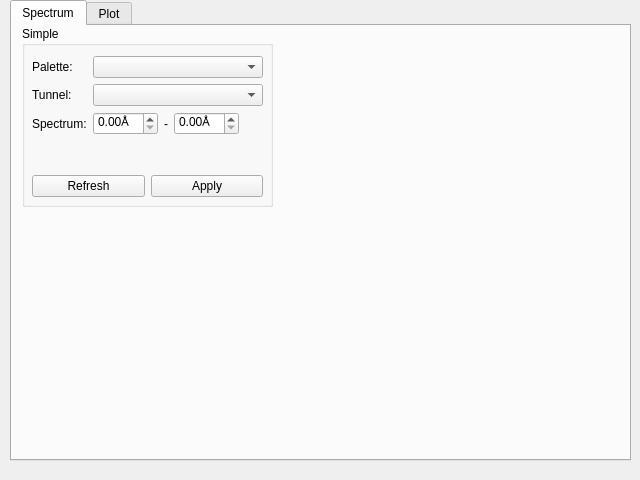
Before: the Qt Designer form Caver4/ui/caver_analysis.ui in YaoYinYing/caver-pymol-plugin, drawn with Qt 5.
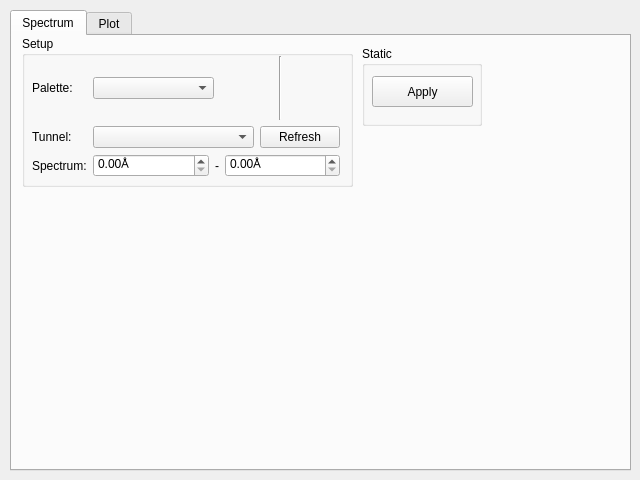
After: the same form once the commit is applied.

Diff of the .ui file:
```diff
--- a/Caver4/ui/caver_analysis.ui
+++ b/Caver4/ui/caver_analysis.ui
@@ -17,7 +17,7 @@
    <property name="geometry">
     <rect>
      <x>10</x>
-     <y>0</y>
+     <y>10</y>
      <width>621</width>
      <height>461</height>
     </rect>
@@ -34,43 +34,40 @@
       <rect>
        <x>10</x>
        <y>0</y>
-       <width>251</width>
-       <height>181</height>
+       <width>331</width>
+       <height>151</height>
       </rect>
      </property>
      <property name="title">
-      <string>Simple</string>
+      <string>Setup</string>
      </property>
-     <widget class="QWidget" name="">
+     <widget class="QWidget" name="gridLayoutWidget">
       <property name="geometry">
        <rect>
         <x>10</x>
-        <y>30</y>
-        <width>231</width>
-        <height>141</height>
+        <y>20</y>
+        <width>308</width>
+        <height>121</height>
        </rect>
       </property>
-      <layout class="QVBoxLayout" name="verticalLayout">
-       <item>
-        <layout class="QFormLayout" name="formLayout">
-         <property name="fieldGrowthPolicy">
-          <enum>QFormLayout::ExpandingFieldsGrow</enum>
-         </property>
-         <item row="0" column="0">
-          <widget class="QLabel" name="label_3">
+      <layout class="QGridLayout" name="gridLayout">
+       <item row="2" column="1">
+        <layout class="QHBoxLayout" name="horizontalLayout">
+         <item>
+          <widget class="QDoubleSpinBox" name="doubleSpinBox_min">
            <property name="sizePolicy">
-            <sizepolicy hsizetype="Maximum" vsizetype="Preferred">
+            <sizepolicy hsizetype="Preferred" vsizetype="Fixed">
              <horstretch>0</horstretch>
              <verstretch>0</verstretch>
             </sizepolicy>
            </property>
-           <property name="text">
-            <string>Palette:</string>
+           <property name="suffix">
+            <string>Å</string>
            </property>
           </widget>
          </item>
-         <item row="1" column="0">
-          <widget class="QLabel" name="label_4">
+         <item>
+          <widget class="QLabel" name="label">
            <property name="sizePolicy">
             <sizepolicy hsizetype="Maximum" vsizetype="Preferred">
              <horstretch>0</horstretch>
@@ -78,95 +75,107 @@
             </sizepolicy>
            </property>
            <property name="text">
-            <string>Tunnel:</string>
+            <string>-</string>
            </property>
           </widget>
          </item>
-         <item row="1" column="1">
-          <widget class="QComboBox" name="comboBox_tunnel">
+         <item>
+          <widget class="QDoubleSpinBox" name="doubleSpinBox_max">
            <property name="sizePolicy">
-            <sizepolicy hsizetype="MinimumExpanding" vsizetype="Fixed">
+            <sizepolicy hsizetype="Preferred" vsizetype="Fixed">
              <horstretch>0</horstretch>
              <verstretch>0</verstretch>
             </sizepolicy>
            </property>
-          </widget>
-         </item>
-         <item row="2" column="0">
-          <widget class="QLabel" name="label_2">
-           <property name="text">
-            <string>Spectrum:</string>
-           </property>
-          </widget>
-         </item>
-         <item row="2" column="1">
-          <layout class="QHBoxLayout" name="horizontalLayout">
-           <item>
-            <widget class="QDoubleSpinBox" name="doubleSpinBox_min">
-             <property name="sizePolicy">
-              <sizepolicy hsizetype="Preferred" vsizetype="Fixed">
-               <horstretch>0</horstretch>
-               <verstretch>0</verstretch>
-              </sizepolicy>
-             </property>
-             <property name="suffix">
-              <string>Å</string>
-             </property>
-            </widget>
-           </item>
-           <item>
-            <widget class="QLabel" name="label">
-             <property name="sizePolicy">
-              <sizepolicy hsizetype="Maximum" vsizetype="Preferred">
-               <horstretch>0</horstretch>
-               <verstretch>0</verstretch>
-              </sizepolicy>
-             </property>
-             <property name="text">
-              <string>-</string>
-             </property>
-            </widget>
-           </item>
-           <item>
-            <widget class="QDoubleSpinBox" name="doubleSpinBox_max">
-             <property name="sizePolicy">
-              <sizepolicy hsizetype="Preferred" vsizetype="Fixed">
-               <horstretch>0</horstretch>
-               <verstretch>0</verstretch>
-              </sizepolicy>
-             </property>
-             <property name="suffix">
-              <string>Å</string>
-             </property>
-            </widget>
-           </item>
-          </layout>
-         </item>
-         <item row="0" column="1">
-          <widget class="QComboBox" name="comboBox_spectrumPalette">
-           <property name="sizePolicy">
-            <sizepolicy hsizetype="MinimumExpanding" vsizetype="Fixed">
-             <horstretch>0</horstretch>
-             <verstretch>0</verstretch>
-            </sizepolicy>
+           <property name="suffix">
+            <string>Å</string>
            </property>
           </widget>
          </item>
         </layout>
        </item>
-       <item>
+       <item row="0" column="0">
+        <widget class="QLabel" name="label_3">
+         <property name="sizePolicy">
+          <sizepolicy hsizetype="Maximum" vsizetype="Preferred">
+           <horstretch>0</horstretch>
+           <verstretch>0</verstretch>
+          </sizepolicy>
+         </property>
+         <property name="text">
+          <string>Palette:</string>
+         </property>
+        </widget>
+       </item>
+       <item row="2" column="0">
+        <widget class="QLabel" name="label_2">
+         <property name="text">
+          <string>Spectrum:</string>
+         </property>
+        </widget>
+       </item>
+       <item row="1" column="0">
+        <widget class="QLabel" name="label_4">
+         <property name="sizePolicy">
+          <sizepolicy hsizetype="Maximum" vsizetype="Preferred">
+           <horstretch>0</horstretch>
+           <verstretch>0</verstretch>
+          </sizepolicy>
+         </property>
+         <property name="text">
+          <string>Tunnel:</string>
+         </property>
+        </widget>
+       </item>
+       <item row="1" column="1">
         <layout class="QHBoxLayout" name="horizontalLayout_2">
+         <item>
+          <widget class="QComboBox" name="comboBox_tunnel">
+           <property name="sizePolicy">
+            <sizepolicy hsizetype="Minimum" vsizetype="Fixed">
+             <horstretch>0</horstretch>
+             <verstretch>0</verstretch>
+            </sizepolicy>
+           </property>
+          </widget>
+         </item>
          <item>
           <widget class="QPushButton" name="pushButton_refreshTunnels">
+           <property name="sizePolicy">
+            <sizepolicy hsizetype="Maximum" vsizetype="Fixed">
+             <horstretch>0</horstretch>
+             <verstretch>0</verstretch>
+            </sizepolicy>
+           </property>
            <property name="text">
             <string>Refresh</string>
            </property>
           </widget>
          </item>
+        </layout>
+       </item>
+       <item row="0" column="1">
+        <layout class="QHBoxLayout" name="horizontalLayout_4">
          <item>
-          <widget class="QPushButton" name="pushButton_applyTunnelsSpectrum">
-           <property name="text">
-            <string>Apply</string>
+          <widget class="QComboBox" name="comboBox_spectrumPalette">
+           <property name="sizePolicy">
+            <sizepolicy hsizetype="Minimum" vsizetype="Fixed">
+             <horstretch>0</horstretch>
+             <verstretch>0</verstretch>
+            </sizepolicy>
+           </property>
+          </widget>
+         </item>
+         <item>
+          <widget class="Line" name="line">
+           <property name="sizePolicy">
+            <sizepolicy hsizetype="Preferred" vsizetype="Minimum">
+             <horstretch>0</horstretch>
+             <verstretch>0</verstretch>
+            </sizepolicy>
+           </property>
+           <property name="orientation">
+            <enum>Qt::Vertical</enum>
            </property>
           </widget>
          </item>
@@ -175,6 +184,32 @@
       </layout>
      </widget>
     </widget>
+    <widget class="QGroupBox" name="groupBox_2">
+     <property name="geometry">
+      <rect>
+       <x>350</x>
+       <y>10</y>
+       <width>120</width>
+       <height>80</height>
+      </rect>
+     </property>
+     <property name="title">
+      <string>Static</string>
+     </property>
+     <widget class="QPushButton" name="pushButton_applyTunnelsSpectrumStatic">
+      <property name="geometry">
+       <rect>
+        <x>10</x>
+        <y>30</y>
+        <width>101</width>
+        <height>31</height>
+       </rect>
+      </property>
+      <property name="text">
+       <string>Apply</string>
+      </property>
+     </widget>
+    </widget>
    </widget>
    <widget class="QWidget" name="tabPlot">
     <attribute name="title">
```
